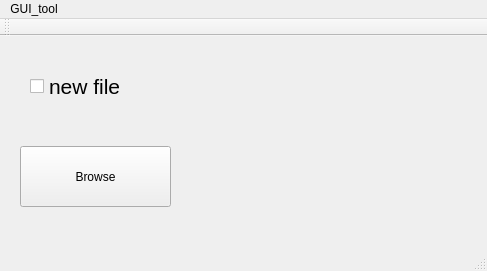
This is GUI_Tool/mainwindow.ui in medbsl/GUI-TooL as Qt 5 draws it before an edit. The edited form follows.
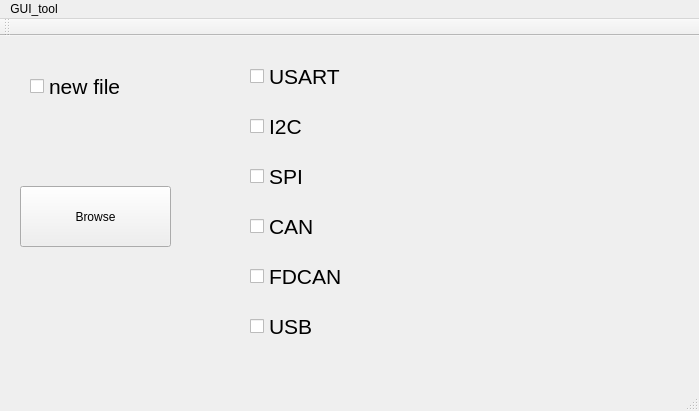
This is the edited form. Icons and pictures are not drawn.

Diff of the .ui file:
```diff
--- a/GUI_Tool/mainwindow.ui
+++ b/GUI_Tool/mainwindow.ui
@@ -6,8 +6,8 @@
    <rect>
     <x>0</x>
     <y>0</y>
-    <width>487</width>
-    <height>271</height>
+    <width>699</width>
+    <height>411</height>
    </rect>
   </property>
   <property name="windowTitle">
@@ -17,10 +17,10 @@
    <widget class="QLabel" name="label">
     <property name="geometry">
      <rect>
-      <x>200</x>
-      <y>0</y>
+      <x>410</x>
+      <y>30</y>
       <width>261</width>
-      <height>211</height>
+      <height>281</height>
      </rect>
     </property>
     <property name="text">
@@ -34,7 +34,7 @@
     <property name="geometry">
      <rect>
       <x>20</x>
-      <y>110</y>
+      <y>150</y>
       <width>151</width>
       <height>61</height>
      </rect>
@@ -61,13 +61,121 @@
      <string>new file </string>
     </property>
    </widget>
+   <widget class="QCheckBox" name="checkBox_2">
+    <property name="geometry">
+     <rect>
+      <x>250</x>
+      <y>20</y>
+      <width>241</width>
+      <height>41</height>
+     </rect>
+    </property>
+    <property name="font">
+     <font>
+      <pointsize>16</pointsize>
+     </font>
+    </property>
+    <property name="text">
+     <string>USART</string>
+    </property>
+   </widget>
+   <widget class="QCheckBox" name="checkBox_3">
+    <property name="geometry">
+     <rect>
+      <x>250</x>
+      <y>70</y>
+      <width>241</width>
+      <height>41</height>
+     </rect>
+    </property>
+    <property name="font">
+     <font>
+      <pointsize>16</pointsize>
+     </font>
+    </property>
+    <property name="text">
+     <string>I2C</string>
+    </property>
+   </widget>
+   <widget class="QCheckBox" name="checkBox_4">
+    <property name="geometry">
+     <rect>
+      <x>250</x>
+      <y>120</y>
+      <width>241</width>
+      <height>41</height>
+     </rect>
+    </property>
+    <property name="font">
+     <font>
+      <pointsize>16</pointsize>
+     </font>
+    </property>
+    <property name="text">
+     <string>SPI</string>
+    </property>
+   </widget>
+   <widget class="QCheckBox" name="checkBox_5">
+    <property name="geometry">
+     <rect>
+      <x>250</x>
+      <y>170</y>
+      <width>241</width>
+      <height>41</height>
+     </rect>
+    </property>
+    <property name="font">
+     <font>
+      <pointsize>16</pointsize>
+     </font>
+    </property>
+    <property name="text">
+     <string>CAN</string>
+    </property>
+   </widget>
+   <widget class="QCheckBox" name="checkBox_6">
+    <property name="geometry">
+     <rect>
+      <x>250</x>
+      <y>220</y>
+      <width>241</width>
+      <height>41</height>
+     </rect>
+    </property>
+    <property name="font">
+     <font>
+      <pointsize>16</pointsize>
+     </font>
+    </property>
+    <property name="text">
+     <string>FDCAN</string>
+    </property>
+   </widget>
+   <widget class="QCheckBox" name="checkBox_7">
+    <property name="geometry">
+     <rect>
+      <x>250</x>
+      <y>270</y>
+      <width>241</width>
+      <height>41</height>
+     </rect>
+    </property>
+    <property name="font">
+     <font>
+      <pointsize>16</pointsize>
+     </font>
+    </property>
+    <property name="text">
+     <string>USB</string>
+    </property>
+   </widget>
   </widget>
   <widget class="QMenuBar" name="menuBar">
    <property name="geometry">
     <rect>
      <x>0</x>
      <y>0</y>
-     <width>487</width>
+     <width>699</width>
      <height>26</height>
     </rect>
    </property>
```
